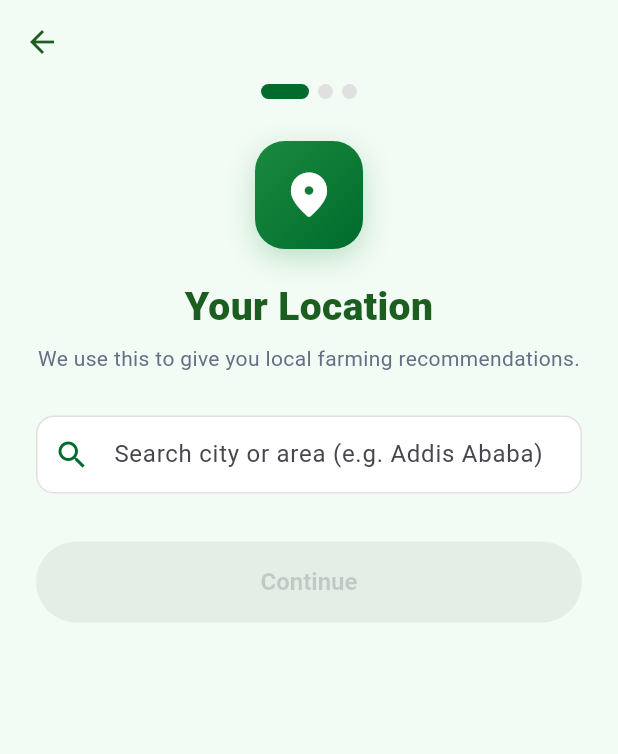
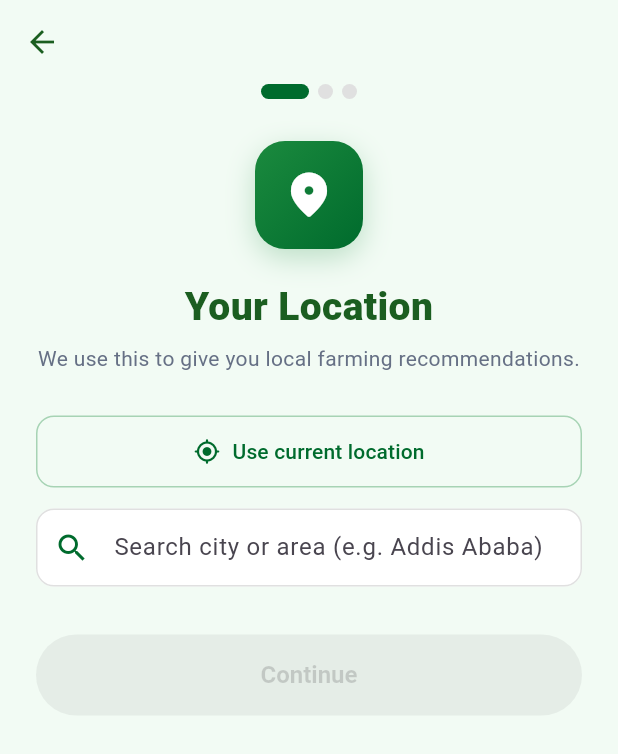
Before and after one commit to Fitsum-Azerefegne/Farmly-app, a Flutter app: the OnboardingLocationPage screen opened directly with empty values, on a phone screen of 412 x 824 dp. Shown: the top 754 px of the screen. Run offline on Flutter 3.47's test engine with Material 3 defaults, Android fonts, the phone set to English and light mode, and no system bars; our stand-ins replace flutter_bloc, flutter_secure_storage, geolocator, image_picker; missing offline and left inert: dart:html; accounts and stored records are empty.

Commit message:
Add current location onboarding

```diff
--- a/mobile/lib/presentation/features/onboarding/pages/onboarding_location_page.dart
+++ b/mobile/lib/presentation/features/onboarding/pages/onboarding_location_page.dart
@@ -1,5 +1,6 @@
 import 'dart:convert';
 import 'package:flutter/material.dart';
+import 'package:geolocator/geolocator.dart';
 import 'package:http/http.dart' as http;
 import '../../../../core/constants/app_colors.dart';
 import '../widgets/onboarding_scaffold.dart';
@@ -24,6 +25,7 @@ class _OnboardingLocationPageState extends State<OnboardingLocationPage> {
   final _searchController = TextEditingController();
   List<Map<String, dynamic>> _results = [];
   bool _isSearching = false;
+  bool _isLocating = false;
   String? _selectedAddress;
   String? _selectedCoords; // "lat,lng"
   String? _error;
@@ -75,6 +77,57 @@ class _OnboardingLocationPageState extends State<OnboardingLocationPage> {
     });
   }
 
+  Future<void> _useCurrentLocation() async {
+    setState(() {
+      _isLocating = true;
+      _error = null;
+    });
+
+    try {
+      final serviceEnabled = await Geolocator.isLocationServiceEnabled();
+      if (!serviceEnabled) {
+        setState(() => _error = 'Turn on location services and try again.');
+        return;
+      }
+
+      var permission = await Geolocator.checkPermission();
+      if (permission == LocationPermission.denied) {
+        permission = await Geolocator.requestPermission();
+      }
+
+      if (permission == LocationPermission.denied) {
+        setState(() => _error = 'Location permission is needed to use GPS.');
+        return;
+      }
+
+      if (permission == LocationPermission.deniedForever) {
+        setState(() => _error =
+            'Location permission is blocked. Enable it from browser or app settings.');
+        return;
+      }
+
+      final position = await Geolocator.getCurrentPosition(
+        desiredAccuracy: LocationAccuracy.high,
+        timeLimit: const Duration(seconds: 15),
+      );
+
+      final coords =
+          '${position.latitude.toStringAsFixed(6)},${position.longitude.toStringAsFixed(6)}';
+      setState(() {
+        _selectedCoords = coords;
+        _selectedAddress = 'Current location';
+        _searchController.text = _selectedAddress!;
+        _results = [];
+      });
+    } catch (_) {
+      if (mounted) {
+        setState(() => _error = 'Could not get your current location.');
+      }
+    } finally {
+      if (mounted) setState(() => _isLocating = false);
+    }
+  }
+
   void _continue() {
     if (_selectedCoords == null) return;
     Navigator.push(
@@ -102,6 +155,29 @@ class _OnboardingLocationPageState extends State<OnboardingLocationPage> {
       child: Column(
         crossAxisAlignment: CrossAxisAlignment.start,
         children: [
+          SizedBox(
+            width: double.infinity,
+            child: OutlinedButton.icon(
+              onPressed: _isLocating ? null : _useCurrentLocation,
+              icon: _isLocating
+                  ? const SizedBox(
+                      width: 16,
+                      height: 16,
+                      child: CircularProgressIndicator(strokeWidth: 2),
+                    )
+                  : const Icon(Icons.my_location_rounded, size: 18),
+              label: Text(_isLocating ? 'Finding location...' : 'Use current location'),
+              style: OutlinedButton.styleFrom(
+                foregroundColor: AppColors.primary,
+                side: const BorderSide(color: Color.fromRGBO(27, 138, 62, 0.35)),
+                padding: const EdgeInsets.symmetric(vertical: 14),
+                shape: RoundedRectangleBorder(
+                  borderRadius: BorderRadius.circular(12),
+                ),
+              ),
+            ),
+          ),
+          const SizedBox(height: 14),
           TextField(
             controller: _searchController,
             decoration: InputDecoration(
--- a/mobile/pubspec.yaml
+++ b/mobile/pubspec.yaml
@@ -12,6 +12,7 @@ dependencies:
 
   flutter_bloc: ^8.1.6
   equatable: ^2.0.5
+  geolocator: ^13.0.2
   http: ^0.13.6
   http_parser: ^4.0.2
   image_picker: ^1.1.2
```
Also changed, not shown: mobile/pubspec.lock.
